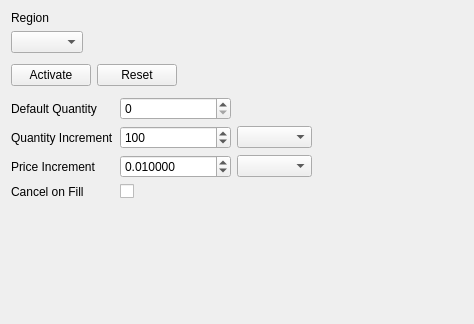
Qt form Applications/Spire/Source/KeyBindings/InteractionsWidget.ui (spiretrading/nexus) before a commit.
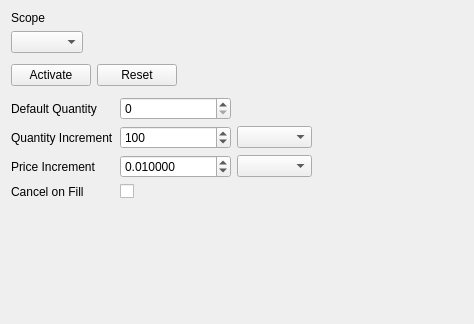
The same form after that commit. Custom widgets are drawn as their Qt base class.

Commit message: Rename Region to Scope and RegionMap to ScopeMap across Nexus, Spire, Lollipop, WebPortal, WebApi, and Python scripts.

Patch:
```diff
--- a/Applications/Spire/Source/KeyBindings/InteractionsWidget.ui
+++ b/Applications/Spire/Source/KeyBindings/InteractionsWidget.ui
@@ -21,7 +21,7 @@
        <item>
         <widget class="QLabel" name="m_regionLabel">
          <property name="text">
-          <string>Region</string>
+          <string>Scope</string>
          </property>
         </widget>
        </item>
```
Left out of the diff: 10 changed lines with no effect on the pictures. The commit also changes 157 other files.
